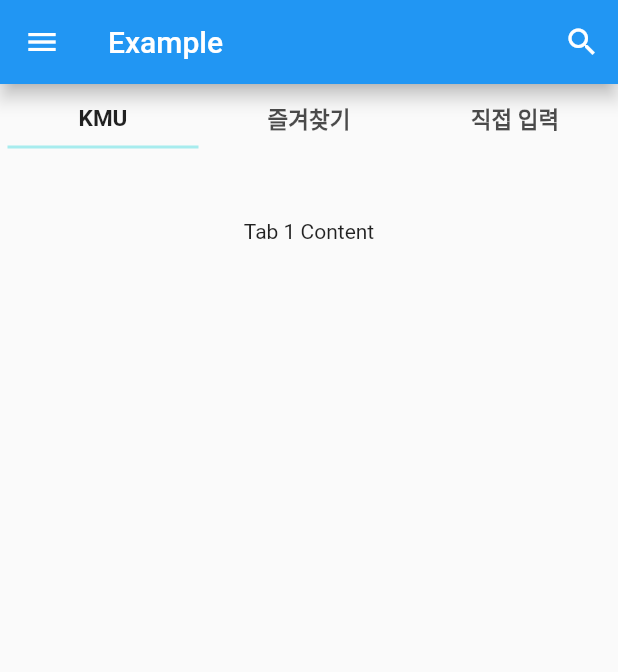
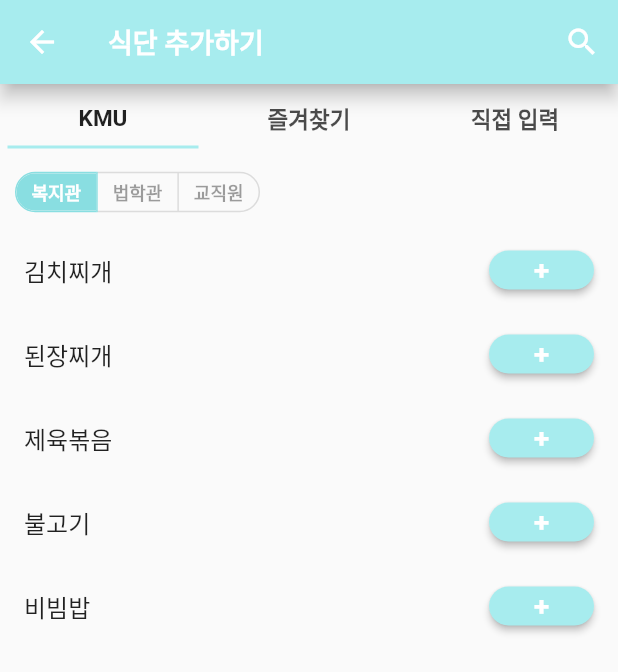
Before and after one commit to team-KooFit/koofit-front, a Flutter app: the screen it shows after launch, after a tap on "법학관", after a tap on "교직원", after a tap on "식단", on a phone screen of 412 x 824 dp. Shown: the top 672 px of the screen. Run offline on Flutter 3.47's test engine with Material 2 defaults, Android fonts, the phone set to English and light mode, and no system bars; drawn by our look-alikes of easy_search_bar; our stand-ins replace flutter_screenutil, get; missing offline and left inert: item_count_number_button; Roboto replaces fonts that are missing (Inter).

Commit message:
Modify add_diet_screen, search_diet_screen

```diff
--- a/koofit/lib/diet/add_diet_screen.dart
+++ b/koofit/lib/diet/add_diet_screen.dart
@@ -1,100 +1,82 @@
 import 'package:flutter/material.dart';
-import 'package:koofit/diet/tab_menu.dart';
+import 'package:item_count_number_button/item_count_number_button.dart';
 import 'package:koofit/model/config/palette.dart';
-import 'package:easy_search_bar/easy_search_bar.dart';
 
-class AddDietScreen extends StatefulWidget {
+class AddDietBtnScreen extends StatefulWidget {
+  final String where;
+  final String menu;
+
+  // 생성자 정의
+  AddDietBtnScreen({Key? key, required this.where, required this.menu}) : super(key: key);
 
   @override
-  State<AddDietScreen> createState() => _AddDietScreenState();
+  State<AddDietBtnScreen> createState() => _AddDietBtnScreenState();
 }
 
-class _AddDietScreenState extends State<AddDietScreen> {
-  @override
-  void initState() {
-    // TODO: implement initState
-    super.initState();
-
-  }
-  String searchValue = '';
-  final List<String> _suggestions = ['Afeganistan', 'Albania', 'Algeria', 'Australia', 'Brazil', 'German', 'Madagascar', 'Mozambique', 'Portugal', 'Zambia'];
+class _AddDietBtnScreenState extends State<AddDietBtnScreen> {
+  // late var _defaultValue;
 
   @override
   Widget build(BuildContext context) {
-
-    return MaterialApp(
-      home:  Scaffold(
-          appBar: EasySearchBar(
-              title: const Text('Example'),
-              onSearch: (value) => setState(() => searchValue = value),
-              suggestions: _suggestions
-          ),
-          drawer: Drawer(
-              child: ListView(
-                  padding: EdgeInsets.zero,
-                  children: [
-                    const DrawerHeader(
-                      decoration: BoxDecoration(
-                        color: Colors.blue,
-                      ),
-                      child: Text('Drawer Header'),
-                    ),
-                    ListTile(
-                        title: const Text('Item 1'),
-                        onTap: () => Navigator.pop(context)
-                    ),
-                    ListTile(
-                        title: const Text('Item 2'),
-                        onTap: () => Navigator.pop(context)
-                    )
-                  ]
-              )
-          ),
-          body: Center(
-              child:
-              TabMenu()
-
-          )
-      )
-
-      );
-
+    return ElevatedButton(
+      onPressed: () async {
+        await _showBottomSheet(context, widget.where, widget.menu);
+      },
+        child: Text(
+            '+',
+            style:
+            TextStyle(
+              color: Colors.white,
+              fontSize: 18,
+              fontFamily: 'Inter',
+              fontWeight: FontWeight.w800,
+            )
+        ),
+        style: ElevatedButton.styleFrom(
+            minimumSize: Size(70,20),
+            backgroundColor: Palette.mainSkyBlue,
+            padding: EdgeInsets.symmetric(vertical: 2, horizontal: 2), // 내부 패딩 조절
+            shape: RoundedRectangleBorder(
+                borderRadius: BorderRadius.circular(15))
+        ));
   }
 
-  Widget searchBar() {
-    return Scaffold(
-        appBar: EasySearchBar(
-            title: const Text('음식명으로 검색'),
-            backgroundColor: Colors.transparent,
+  Future<void> _showBottomSheet(BuildContext context, String where, String menu) async {
+    await showModalBottomSheet<void>(
+      context: context,
+      shape: RoundedRectangleBorder(
+        borderRadius: BorderRadius.circular(20),
+      ),
+      useSafeArea: true,
+      enableDrag: true,
+      isScrollControlled: true,
+      elevation: 50,
+      constraints: const BoxConstraints(
+        minWidth: double.infinity,
+        maxHeight: 695,
+      ),
+      builder: (BuildContext context) {
+        return ClipRRect(
+          borderRadius: BorderRadius.only(
+            topLeft: Radius.circular(20),
+            topRight: Radius.circular(20),
+          ),
+          child: Column(
+            children: <Widget>[
+              SizedBox(height: 15),
+              Text("복지관", style: TextStyle(fontSize: 22, fontWeight: FontWeight.bold),),
+              SizedBox(height: 5),
+              Text(menu, style: TextStyle(fontSize: 13, fontWeight: FontWeight.w300, color: Colors.black54),),
+              Row(
+                mainAxisAlignment: MainAxisAlignment.center,
+                children: [
 
-            onSearch: (value) => setState(() => searchValue = value),
-            suggestions: _suggestions
-        ),
-        drawer: Drawer(
-            child: ListView(
-                padding: EdgeInsets.zero,
-                children: [
-                  const DrawerHeader(
-                    decoration: BoxDecoration(
-                      color: Colors.blue,
-                    ),
-                    child: Text('Drawer Header'),
-                  ),
-                  ListTile(
-                      title: const Text('Item 1'),
-                      onTap: () => Navigator.pop(context)
-                  ),
-                  ListTile(
-                      title: const Text('Item 2'),
-                      onTap: () => Navigator.pop(context)
-                  )
-                ]
-            )
-        ),
-        body: Center(
-            child: Text('Value: $searchValue')
-        )
+                ],
+              ),
+            ],
+          ),
+        );
+      },
     );
   }
-
 }
--- a/koofit/lib/diet/diet_screen.dart
+++ b/koofit/lib/diet/main_diet_screen/diet_screen.dart
@@ -1,5 +1,5 @@
 import 'package:flutter/material.dart';
-import 'package:koofit/diet/today_calories_card.dart';
+import 'package:koofit/diet/main_diet_screen/today_calories_card.dart';
 import 'package:koofit/widget/advanced_calender_lib/advanced_calendar.dart';
 import 'package:intl/intl.dart';
 import 'package:intl/date_symbol_data_local.dart';
--- a/koofit/lib/diet/today_calories_card.dart
+++ b/koofit/lib/diet/main_diet_screen/today_calories_card.dart
@@ -1,5 +1,5 @@
 import 'package:flutter/material.dart';
-import 'package:koofit/diet/add_diet_screen.dart';
+import 'package:koofit/diet/search_diet_screen.dart';
 import 'package:koofit/model/config/palette.dart';
 import 'package:get/get.dart';
 class TodayCalorieCard extends StatefulWidget {
@@ -13,22 +13,23 @@ class _TodayCalorieCardState extends State<TodayCalorieCard> {
 
   @override
   Widget build(BuildContext context) {
-    return SizedBox(
-        width: double.infinity,
+    return Container(
+        decoration: BoxDecoration(
+          borderRadius: BorderRadius.circular(35), // 여기서 숫자를 조절하여 둥근 정도를 결정할 수 있습니다.
+        ),
         child:
-        GestureDetector(
-          onTap:  (){ Navigator.push(
+        InkWell(
+          onTap:(){ Navigator.push(
             context,
             MaterialPageRoute(
-              builder: (context) => AddDietScreen(), // 전달할 데이터를 포함하여 다음 스크린 생성
+              builder: (context) => SearchDietScreen(), // 전달할 데이터를 포함하여 다음 스크린 생성
             ),
           );},
-
         child: Card(
-            shape: RoundedRectangleBorder(borderRadius: BorderRadius.circular(30)),
+            shape: RoundedRectangleBorder(borderRadius: BorderRadius.circular(20)),
             child:
             Padding(
-                padding: EdgeInsets.all(15),
+                padding: EdgeInsets.all(10),
                 child:
                 Column(
                     crossAxisAlignment: CrossAxisAlignment.start,
@@ -48,12 +49,13 @@ class _TodayCalorieCardState extends State<TodayCalorieCard> {
                           fontWeight: FontWeight.w700,
                         )
                         ,),
-                      SizedBox(height: 10,),
+                      SizedBox(height: 13,),
                       circleText(Palette.tanSu),
                       circleText(Palette.danBaek),
                       circleText(Palette.jiBang)
                     ]))
-        ))
+        )
+        )
     );
 
 
@@ -70,28 +72,29 @@ class _TodayCalorieCardState extends State<TodayCalorieCard> {
       text = "지";
     }
 
-    return Padding(padding: EdgeInsets.symmetric(vertical: 5), child : Row(
+    return Padding(padding: EdgeInsets.symmetric(vertical: 2),
+        child : Row(
       children: [
         Container(
-          width: 15,
-          height: 15,
+          width: 13,
+          height: 13,
           decoration: BoxDecoration(
               color: color,
               shape: BoxShape.circle
           ),
         ),
-        Padding(padding: EdgeInsets.all(5)),
+        Padding(padding: EdgeInsets.symmetric(horizontal: 5)),
         Text(
           text,
           textAlign: TextAlign.center,
           style: TextStyle(
             color: Color(0xA5222B45),
-            fontSize: 15,
+            fontSize: 13,
             fontFamily: 'Poppins',
             fontWeight: FontWeight.w700,
           ),
         ),
-        Padding(padding: EdgeInsets.all(5)),
+        Padding(padding: EdgeInsets.symmetric(horizontal:3)),
         Text(
           '0 %',
           textAlign: TextAlign.center,
--- a/koofit/lib/diet/univ_diet_card.dart
+++ b/koofit/lib/diet/main_diet_screen/univ_diet_card.dart
@@ -1,4 +1,5 @@
 import 'package:flutter/material.dart';
+import 'package:koofit/diet/add_diet_screen.dart';
 import 'package:koofit/model/config/palette.dart';
 
 class UnivDietCard extends StatefulWidget {
@@ -114,27 +115,7 @@ class _UnivDietCardState extends State<UnivDietCard> {
                           child: Column(children: [
                             Text(menu),
                             SizedBox(height: 8),
-                            ElevatedButton(
-                                onPressed: () {
-                                  // TODO: + 버튼 눌렀을 때 수행할 작업 추가
-                                },
-                                child: Text(
-                                    '+',
-                                    style:
-                                    TextStyle(
-                                      color: Colors.white,
-                                      fontSize: 18,
-                                      fontFamily: 'Inter',
-                                      fontWeight: FontWeight.w800,
-                                    )
-                                ),
-                                style: ElevatedButton.styleFrom(
-                                    minimumSize: Size(70,20),
-                                    backgroundColor: Palette.mainSkyBlue,
-                                    padding: EdgeInsets.symmetric(vertical: 2, horizontal: 2), // 내부 패딩 조절
-                                    shape: RoundedRectangleBorder(
-                                        borderRadius: BorderRadius.circular(15))
-                                )),
+                            AddDietBtnScreen(where: "식당이름", menu: menu)
                           ]),
                         ),
                       ),
--- /dev/null
+++ b/koofit/lib/diet/search_diet_screen.dart
@@ -0,0 +1,47 @@
+import 'package:flutter/material.dart';
+import 'package:koofit/diet/tab_menu/tab_menu.dart';
+import 'package:koofit/model/config/palette.dart';
+import 'package:easy_search_bar/easy_search_bar.dart';
+
+class SearchDietScreen extends StatefulWidget {
+
+  @override
+  State<SearchDietScreen> createState() => _SearchDietScreenState();
+}
+
+class _SearchDietScreenState extends State<SearchDietScreen> {
+  @override
+  void initState() {
+    // TODO: implement initState
+    super.initState();
+
+  }
+  String searchValue = '';
+  final List<String> _suggestions = ["짜장면", "짬뽕", "볶음밥", "탕수육", "양장피"];
+
+  @override
+  Widget build(BuildContext context) {
+
+    return Scaffold(
+          appBar: EasySearchBar(
+            backgroundColor: Palette.mainSkyBlue,
+              title: const Text('식단 추가하기',
+              style: TextStyle(fontWeight: FontWeight.bold,
+              fontSize: 18),),
+              onSearch: (value) => setState(() => searchValue = value),
+              suggestions: _suggestions,
+          ),
+
+
+          body: Center(
+              child:
+              TabMenu()
+
+          )
+      );
+
+
+
+  }
+
+}
--- /dev/null
+++ b/koofit/lib/diet/tab_menu/tab_kmu_screen.dart
@@ -0,0 +1,98 @@
+import 'package:flutter/material.dart';
+import 'package:koofit/diet/add_diet_screen.dart';
+import 'package:koofit/diet/search_diet_screen.dart';
+import 'package:koofit/model/config/palette.dart';
+
+class TabKmuScreen extends StatefulWidget {
+  const TabKmuScreen({Key? key});
+
+  @override
+  State<TabKmuScreen> createState() => _TabKmuScreenState();
+}
+
+class _TabKmuScreenState extends State<TabKmuScreen> {
+  List<String> bokjiMenu = ["김치찌개", "된장찌개", "제육볶음", "불고기", "비빔밥"];
+  List<String> beobgwanMenu = ["짜장면", "짬뽕", "볶음밥", "탕수육", "양장피"];
+  List<String> gyojeokwonMenu = ["카레라이스", "김치볶음밥", "떡볶이", "라면", "샐러드"];
+  List<String> _selectedMenuItems = [];
+
+  @override
+  void initState() {
+    super.initState();
+    _selectedMenuItems = bokjiMenu; // 초기에 복지관 메뉴를 선택함
+  }
+
+  @override
+  Widget build(BuildContext context) {
+    return Column(
+      children: [
+        WhereBtn(),
+        Expanded(
+          child: ListView.builder(
+            itemCount: _selectedMenuItems.length,
+            itemBuilder: (BuildContext context, int index) {
+              return ListTile(
+                title: Text(_selectedMenuItems[index]),
+                trailing: AddDietBtnScreen(where: "식당이름", menu: _selectedMenuItems[index],)
+              );
+            },
+          ),
+        ),
+      ],
+    );
+  }
+
+
+  Widget WhereBtn(){
+    return
+      Row(
+          mainAxisAlignment: MainAxisAlignment.start,
+          children: [
+            SizedBox(width: 10,),
+            ToggleButtons(
+              children: [
+                Padding(
+                    padding: EdgeInsets.symmetric(horizontal: 10),
+                    child: Text('복지관')
+                ),
+                Padding(
+                    padding: EdgeInsets.symmetric(horizontal: 10),
+                    child: Text('법학관')
+                ),
+                Padding(
+                    padding: EdgeInsets.symmetric(horizontal: 10),
+                    child: Text('교직원')
+                ),
+              ],
+              textStyle: TextStyle(fontWeight: FontWeight.w600, fontSize: 12),
+              isSelected:    [
+                _selectedMenuItems == bokjiMenu,
+                _selectedMenuItems == beobgwanMenu,
+                _selectedMenuItems == gyojeokwonMenu,],
+              borderRadius: BorderRadius.circular(20.0),
+              constraints: const BoxConstraints(
+                minHeight: 25.0,
+                minWidth: 40.0,
+              ),
+              selectedBorderColor: Palette.mid_dark_mainSkyBlue,
+              selectedColor: Colors.white,
+              fillColor:Palette.mid_dark_mainSkyBlue,
+              color: Colors.black38,
+              onPressed: (index) {
+                setState(() {
+                  if (index == 0) {
+                    _selectedMenuItems = bokjiMenu;
+                  } else if (index == 1) {
+                    _selectedMenuItems = beobgwanMenu;
+                  } else {
+                    _selectedMenuItems = gyojeokwonMenu;
+                  }
+                });
+              },
+            ),
+          ]
+      );
+
+  }
+
+}
--- a/koofit/lib/diet/tab_menu.dart
+++ b/koofit/lib/diet/tab_menu/tab_menu.dart
@@ -1,4 +1,5 @@
 import 'package:flutter/material.dart';
+import 'package:koofit/diet/tab_menu/tab_kmu_screen.dart';
 import 'package:koofit/model/config/palette.dart';
 
 class TabMenu extends StatefulWidget {
@@ -30,23 +31,19 @@ class _TabMenuState extends State<TabMenu> {
             indicatorColor: Palette.mainSkyBlue,
             indicatorSize: TabBarIndicatorSize.tab,
             indicatorPadding: EdgeInsets.all(5), // 인디케이터 패딩 설정 (원하는 크기로 조절)
-
-
           ),
-      Container(
-      height: 100,
+      Expanded(
       child: TabBarView(
             children: [
               // Content for Tab 1
-              Center(child: Text('Tab 1 Content')),
+              TabKmuScreen(),
               // Content for Tab 2
-              Center(child: Text('Tab 2 Content')),
+              Text('Tab 2 Content'),
               // Content for Tab 3
-              Center(child: Text('Tab 3 Content')),
+               Text('Tab 3 Content')
             ],
           ),
-
-      ),])
+      ) ])
     );
   }
 }
--- a/koofit/lib/main.dart
+++ b/koofit/lib/main.dart
@@ -1,13 +1,14 @@
 import 'package:flutter/material.dart';
 import 'package:get/get.dart';
 import 'package:flutter_screenutil/flutter_screenutil.dart';
-import 'package:koofit/diet/add_diet_screen.dart';
+import 'package:koofit/diet/search_diet_screen.dart';
 
 import 'package:koofit/login/login_screen.dart';
 import 'package:koofit/login/sign_up_screen.dart';
 import 'package:koofit/login/body_size_sign_up_screen.dart';
-import 'package:koofit/diet/diet_screen.dart';
-
+import 'package:koofit/diet/main_diet_screen/diet_screen.dart';
+import 'package:koofit/diet/search_diet_screen.dart';
+import 'package:koofit/diet/add_diet_screen.dart';
 void main() {
   runApp(const MyApp());
 }
@@ -36,7 +37,7 @@ class _MyAppState extends State<MyApp> {
                 'signUp': (context) => const SignUpScreen(),
                 'BodySignUp': (context) => const BodySignUpScreen(),
                 'diet': (context) => const DietScreen(),
-                'add_diet' : (context) => AddDietScreen(),
+                'search_diet' : (context) => SearchDietScreen(),
               });
         });
   }
--- a/koofit/pubspec.yaml
+++ b/koofit/pubspec.yaml
@@ -36,6 +36,7 @@ dependencies:
   # Use with the CupertinoIcons class for iOS style icons.
   cupertino_icons: ^1.0.2
   easy_search_bar: ^2.5.0
+  item_count_number_button: ^1.0.0
 
 dev_dependencies:
   flutter_test:
```
Also changed, not shown: koofit/pubspec.lock.
